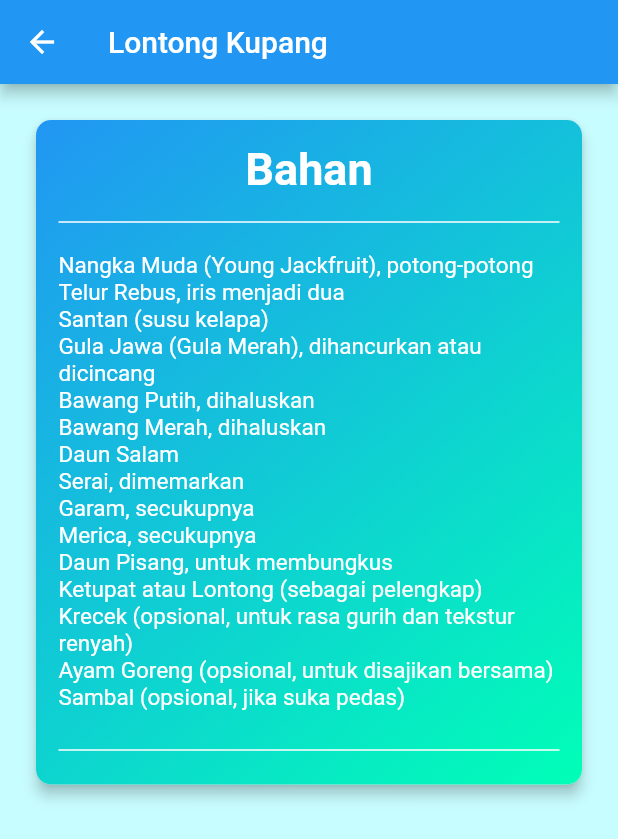
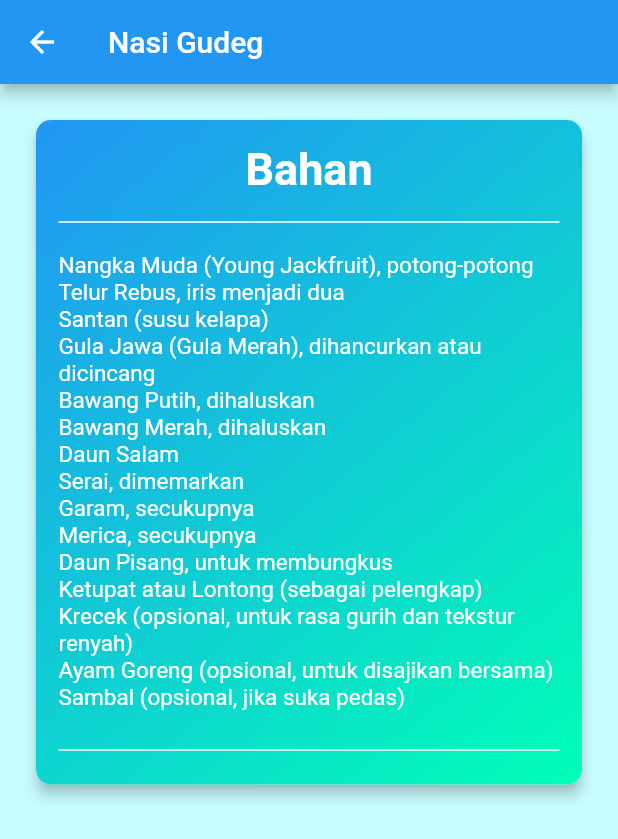
Before and after one commit to tetraxion/praktikum_6_unguided, a Flutter app: the nasiGudeg screen opened directly, on a phone screen of 412 x 824 dp. Shown: the top 839 px of the screen. Run offline on Flutter 3.47's test engine with Material 2 defaults, Android fonts, the light colour scheme and no system bars; network calls fail.

Commit message:
fist commit

```diff
--- a/lib/RecipeFood/bakso.dart
+++ b/lib/RecipeFood/bakso.dart
@@ -6,7 +6,7 @@ class bakso extends StatelessWidget {
     return Scaffold(
       backgroundColor: Color.fromARGB(255, 200, 253, 255),
       appBar: AppBar(
-        title: Text('Gado-gado'),
+        title: Text('Bakso'),
       ),
       body: Padding(
         padding: EdgeInsets.all(20.0),
--- a/lib/RecipeFood/nasiGudeg.dart
+++ b/lib/RecipeFood/nasiGudeg.dart
@@ -6,7 +6,7 @@ class nasiGudeg extends StatelessWidget {
     return Scaffold(
       backgroundColor: Color.fromARGB(255, 200, 253, 255),
       appBar: AppBar(
-        title: Text('Lontong Kupang'),
+        title: Text('Nasi Gudeg'),
       ),
       body: Padding(
         padding: EdgeInsets.all(20.0),
--- a/lib/RecipeFood/nasiPadang.dart
+++ b/lib/RecipeFood/nasiPadang.dart
@@ -6,7 +6,7 @@ class nasiPadang extends StatelessWidget {
     return Scaffold(
       backgroundColor: Color.fromARGB(255, 200, 253, 255),
       appBar: AppBar(
-        title: Text('Lontong Kupang'),
+        title: Text('Nasi Padang'),
       ),
       body: Padding(
         padding: EdgeInsets.all(20.0),
--- a/lib/RecipeFood/nasiRames.dart
+++ b/lib/RecipeFood/nasiRames.dart
@@ -6,7 +6,7 @@ class nasiRames extends StatelessWidget {
     return Scaffold(
       backgroundColor: Color.fromARGB(255, 200, 253, 255),
       appBar: AppBar(
-        title: Text('Lontong Kupang'),
+        title: Text('Nasi Rames'),
       ),
       body: Padding(
         padding: EdgeInsets.all(20.0),
--- a/lib/RecipeFood/papeda.dart
+++ b/lib/RecipeFood/papeda.dart
@@ -6,7 +6,7 @@ class papeda extends StatelessWidget {
     return Scaffold(
       backgroundColor: Color.fromARGB(255, 200, 253, 255),
       appBar: AppBar(
-        title: Text('Lontong Kupang'),
+        title: Text('Papeda'),
       ),
       body: Padding(
         padding: EdgeInsets.all(20.0),
--- a/lib/RecipeFood/rawon.dart
+++ b/lib/RecipeFood/rawon.dart
@@ -6,7 +6,7 @@ class rawon extends StatelessWidget {
     return Scaffold(
       backgroundColor: Color.fromARGB(255, 200, 253, 255),
       appBar: AppBar(
-        title: Text('Lontong Kupang'),
+        title: Text('Rawon'),
       ),
       body: Padding(
         padding: EdgeInsets.all(20.0),
--- a/lib/RecipeFood/segoGegok.dart
+++ b/lib/RecipeFood/segoGegok.dart
@@ -6,7 +6,7 @@ class segoGegok extends StatelessWidget {
     return Scaffold(
       backgroundColor: Color.fromARGB(255, 200, 253, 255),
       appBar: AppBar(
-        title: Text('Lontong Kupang'),
+        title: Text("Sego Gegok"),
       ),
       body: Padding(
         padding: EdgeInsets.all(20.0),
--- a/lib/RecipeFood/soto.dart
+++ b/lib/RecipeFood/soto.dart
@@ -6,7 +6,7 @@ class soto extends StatelessWidget {
     return Scaffold(
       backgroundColor: Color.fromARGB(255, 200, 253, 255),
       appBar: AppBar(
-        title: Text('Lontong Kupang'),
+        title: Text('Soto'),
       ),
       body: Padding(
         padding: EdgeInsets.all(20.0),
```
